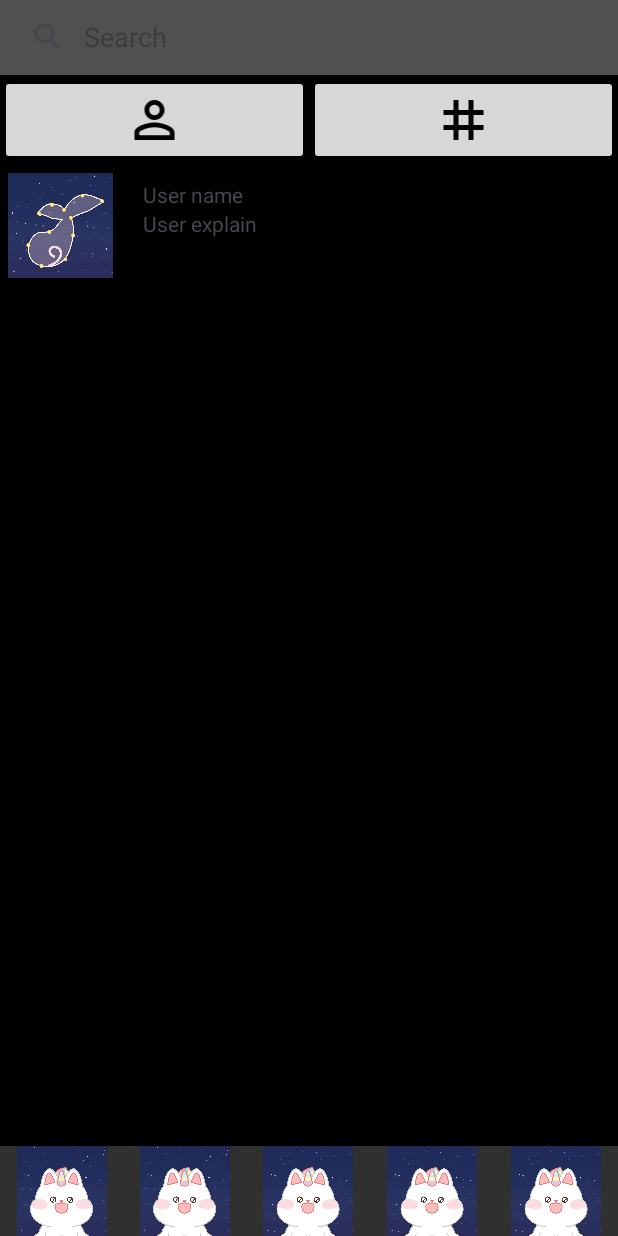
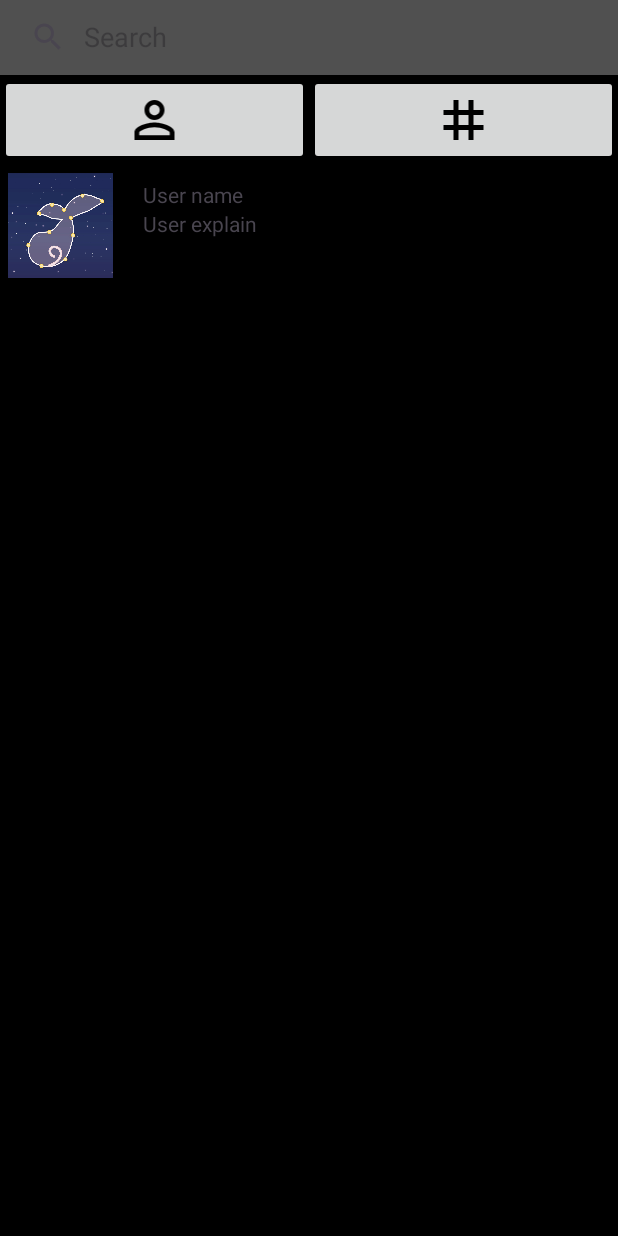
Before and after one commit to gudals123/MobileApps, an Android app: the layout activity_search.xml on its own in the app's theme, with its tools: preview values and no code run, on a phone screen of 412 x 824 dp. Run offline under Robolectric (Android 15) with nearby library versions, the phone set to English and light mode, and no system bars.

Commit message:
디자인 일부 수정

```diff
--- a/InstaProject/app/src/main/java/com/example/instaproject/navigation/SearchFragment.kt
+++ b/InstaProject/app/src/main/java/com/example/instaproject/navigation/SearchFragment.kt
@@ -6,10 +6,13 @@ import android.view.View
 import android.view.ViewGroup
 import androidx.fragment.app.Fragment
 import com.example.instaproject.R
+import com.example.instaproject.databinding.ActivityMyprofileBinding
+import com.example.instaproject.databinding.ActivitySearchBinding
 
 
 class SearchFragment : Fragment(){
     override fun onCreateView(inflater: LayoutInflater, container: ViewGroup?, savedInstanceState: Bundle?): View? {
+        var binding = ActivitySearchBinding.inflate(layoutInflater)
         var view = LayoutInflater.from(activity).inflate(R.layout.activity_search,container,false)
         return view
     }
--- a/InstaProject/app/src/main/res/layout/activity_search.xml
+++ b/InstaProject/app/src/main/res/layout/activity_search.xml
@@ -46,70 +46,10 @@
         android:id="@+id/rv_post_frame"
         android:layout_width="match_parent"
         android:layout_height="0dp"
+        android:orientation="vertical"
         app:layoutManager="androidx.recyclerview.widget.GridLayoutManager"
-        android:orientation="vertical"
-        tools:listitem="@layout/search_username_list"
         app:layout_constraintTop_toBottomOf="@id/search_option"
-        app:layout_constraintBottom_toTopOf="@id/main_activity_bar"/>
-
-    <LinearLayout
-        android:id="@+id/main_activity_bar"
-        android:orientation="horizontal"
-        android:weightSum="5"
-        android:layout_width="match_parent"
-        android:layout_height="60dp"
-        android:background="#303030"
-        android:gravity="center_vertical"
-        app:layout_constraintBottom_toBottomOf="parent">
-
-        <ImageButton
-            android:id="@+id/btn_home"
-            android:layout_width="0dp"
-            android:layout_height="match_parent"
-            android:layout_weight="1"
-            android:src="@drawable/btn_like"
-            android:adjustViewBounds="true"
-            android:scaleType="fitCenter"
-            android:background="@android:color/transparent"/>
-        <ImageButton
-            android:id="@+id/btn_search"
-            android:layout_width="0dp"
-            android:layout_height="match_parent"
-            android:layout_weight="1"
-            android:src="@drawable/btn_like"
-            android:adjustViewBounds="true"
-            android:scaleType="fitCenter"
-            android:background="@android:color/transparent"/>
-        <ImageButton
-            android:id="@+id/btn_posting"
-            android:layout_width="0dp"
-            android:layout_height="match_parent"
-            android:layout_weight="1"
-            android:src="@drawable/btn_like"
-            android:adjustViewBounds="true"
-            android:scaleType="fitCenter"
-            android:background="@android:color/transparent"/>
-        <ImageButton
-            android:id="@+id/btn_news"
-            android:layout_width="0dp"
-            android:layout_height="match_parent"
-            android:layout_weight="1"
-            android:src="@drawable/btn_like"
-            android:adjustViewBounds="true"
-            android:scaleType="fitCenter"
-            android:background="@android:color/transparent"/>
-        <ImageButton
-            android:id="@+id/btn_myprofile"
-            android:layout_width="0dp"
-            android:layout_height="match_parent"
-            android:layout_weight="1"
-            android:src="@drawable/btn_like"
-            android:adjustViewBounds="true"
-            android:scaleType="fitCenter"
-            android:background="@android:color/transparent"/>
-
-    </LinearLayout>
-
+        tools:listitem="@layout/search_username_list" />
 
 
 </androidx.constraintlayout.widget.ConstraintLayout>
```
Also changed, not shown: InstaProject/app/src/main/res/layout/activity_myprofile.xml (+2 -63 lines).
